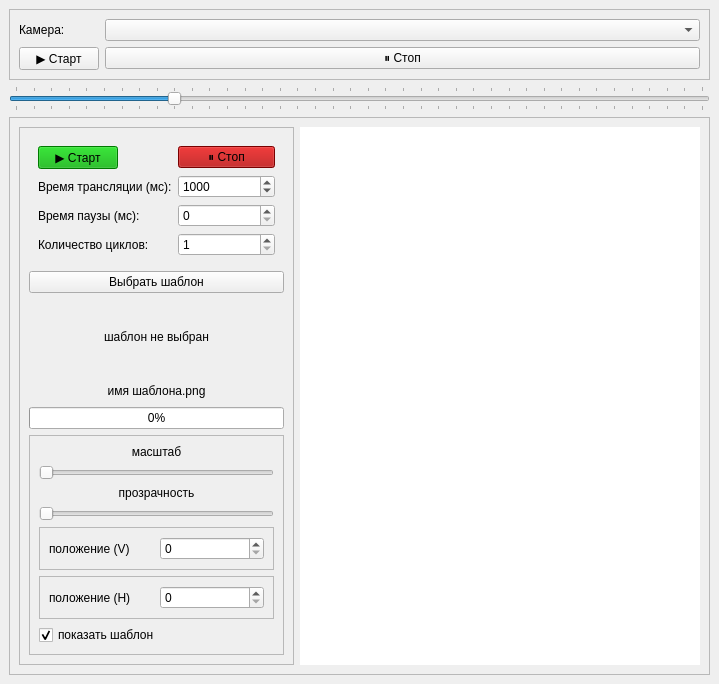
Qt form qtUi/ui1.ui (vaddav6/cjcLitCam) before a commit.
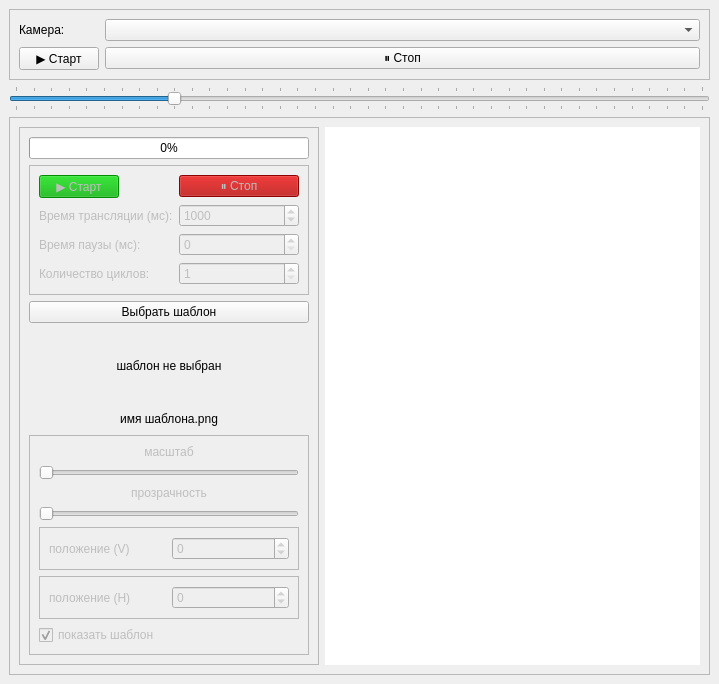
The same form after that commit.

Commit message: full working overlay, but bad code, some fix ui

Patch:
```diff
--- a/qtUi/ui1.ui
+++ b/qtUi/ui1.ui
@@ -98,7 +98,7 @@
         <widget class="QFrame" name="frame_4">
          <property name="maximumSize">
           <size>
-           <width>275</width>
+           <width>300</width>
            <height>16777215</height>
           </size>
          </property>
@@ -109,10 +109,32 @@
           <enum>QFrame::Shadow::Raised</enum>
          </property>
          <layout class="QVBoxLayout" name="verticalLayout">
+          <item>
+           <widget class="QProgressBar" name="progressBar">
+            <property name="minimumSize">
+             <size>
+              <width>0</width>
+              <height>0</height>
+             </size>
+            </property>
+            <property name="value">
+             <number>0</number>
+            </property>
+            <property name="textVisible">
+             <bool>true</bool>
+            </property>
+            <property name="textDirection">
+             <enum>QProgressBar::Direction::TopToBottom</enum>
+            </property>
+           </widget>
+          </item>
           <item>
            <widget class="QFrame" name="frame_5">
+            <property name="enabled">
+             <bool>false</bool>
+            </property>
             <property name="frameShape">
-             <enum>QFrame::Shape::NoFrame</enum>
+             <enum>QFrame::Shape::StyledPanel</enum>
             </property>
             <property name="frameShadow">
              <enum>QFrame::Shadow::Raised</enum>
@@ -1067,15 +1089,11 @@
             </property>
            </widget>
           </item>
-          <item>
-           <widget class="QProgressBar" name="progressBar">
-            <property name="value">
-             <number>0</number>
-            </property>
-           </widget>
-          </item>
           <item>
            <widget class="QFrame" name="frame_3">
+            <property name="enabled">
+             <bool>false</bool>
+            </property>
             <property name="frameShape">
              <enum>QFrame::Shape::StyledPanel</enum>
             </property>
@@ -1096,10 +1114,10 @@
              <item>
               <widget class="QSlider" name="horizontalSlider_2">
                <property name="minimum">
-                <number>50</number>
+                <number>40</number>
                </property>
                <property name="maximum">
-                <number>150</number>
+                <number>300</number>
                </property>
                <property name="orientation">
                 <enum>Qt::Orientation::Horizontal</enum>
@@ -1143,7 +1161,14 @@
                  </widget>
                 </item>
                 <item>
-                 <widget class="QSpinBox" name="spinBox"/>
+                 <widget class="QSpinBox" name="spinBox">
+                  <property name="minimum">
+                   <number>-2000</number>
+                  </property>
+                  <property name="maximum">
+                   <number>2000</number>
+                  </property>
+                 </widget>
                 </item>
                </layout>
               </widget>
@@ -1165,7 +1190,14 @@
                  </widget>
                 </item>
                 <item>
-                 <widget class="QSpinBox" name="spinBox_5"/>
+                 <widget class="QSpinBox" name="spinBox_5">
+                  <property name="minimum">
+                   <number>-2000</number>
+                  </property>
+                  <property name="maximum">
+                   <number>2000</number>
+                  </property>
+                 </widget>
                 </item>
                </layout>
               </widget>
```
The commit also changes 2 other files.
